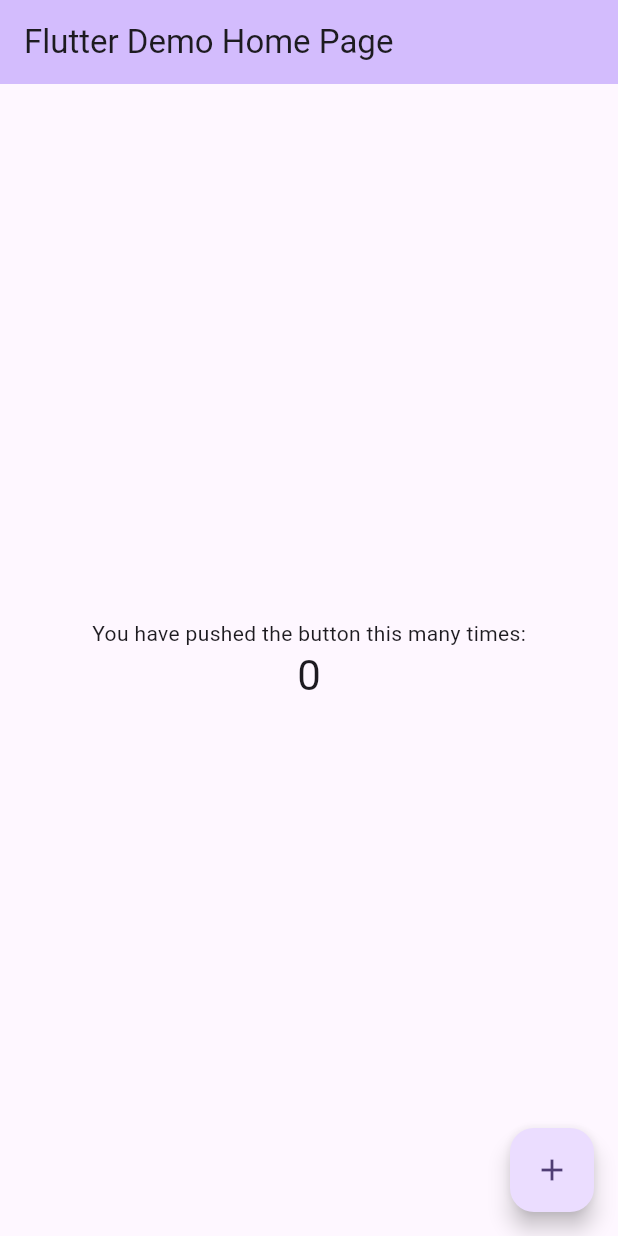
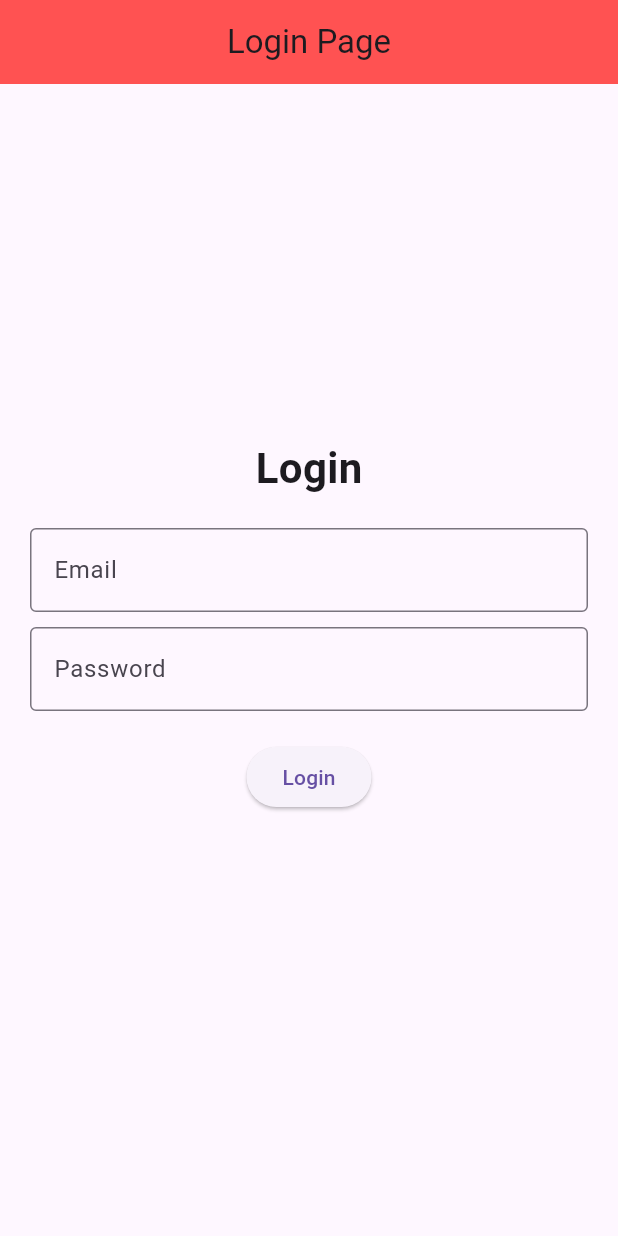
Before and after one commit to Darkmintis/FlutterLab, a Flutter app: the screen it shows after launch, on a phone screen of 412 x 824 dp. Run offline on Flutter 3.47's test engine with Material 3 defaults, Android fonts, the light colour scheme and no system bars.

Commit message:
Add login functionality with UI in LoginPage

```diff
--- /dev/null
+++ b/lib/login_page.dart
@@ -0,0 +1,93 @@
+import 'package:flutter/material.dart';
+
+class LoginPage extends StatefulWidget{
+  @override
+  _LoginPageState createState() => _LoginPageState();
+}
+
+class _LoginPageState extends State<LoginPage>{
+  TextEditingController emailController = TextEditingController();
+  TextEditingController passwordController = TextEditingController();
+
+  String message = "";
+
+  void login(){
+    String email = emailController.text;
+    String password = passwordController.text;
+
+    if (email == "admin" && password == "1234"){
+      setState(() {
+        message = 'login successful';
+      });
+    } else {
+      setState(() {
+      message = 'login failed. Please enter valid email or Password';
+      });
+    }
+  }
+
+  @override
+  Widget build(BuildContext context){
+    return Scaffold(
+      appBar: AppBar(
+        title: Text('Login Page'),
+        centerTitle: true,
+        backgroundColor: Colors.redAccent,
+      ),
+
+      body: Padding(
+        padding: EdgeInsets.all(20),
+
+        child: Column(
+          mainAxisAlignment: MainAxisAlignment.center,
+          children: [
+            Text(
+              'Login',
+              style: TextStyle(
+                fontSize: 28,
+                fontWeight: FontWeight.bold,
+              ),
+            ),
+
+            SizedBox(height: 20),
+
+            TextField(
+              controller: emailController,
+              decoration: InputDecoration(
+                labelText: "Email",
+                border: OutlineInputBorder(),
+              ),
+            ),
+            SizedBox(height: 10),
+            TextField(
+              controller: passwordController,
+              obscureText: true,
+              decoration: InputDecoration(
+                fillColor: Colors.grey,
+                labelText: 'Password',
+                border: OutlineInputBorder(),
+              ),
+            ),
+
+            SizedBox(height: 20),
+
+            ElevatedButton(
+              onPressed: login,
+              child: Text('Login'),
+            ),
+
+            SizedBox(height: 20),
+
+            Text(
+              message,
+              style: TextStyle(
+                fontSize: 18,
+                color: Colors.red,
+              ),
+            ),
+          ],
+        )
+      ),
+    );
+  }
+}
--- a/lib/main.dart
+++ b/lib/main.dart
@@ -1,122 +1,16 @@
 import 'package:flutter/material.dart';
-
-void main() {
-  runApp(const MyApp());
+import 'login_page.dart';
+void main(){
+  runApp(MyApp());
 }
 
 class MyApp extends StatelessWidget {
-  const MyApp({super.key});
-
-  // This widget is the root of your application.
-  @override
-  Widget build(BuildContext context) {
-    return MaterialApp(
-      title: 'Flutter Demo',
-      theme: ThemeData(
-        // This is the theme of your application.
-        //
-        // TRY THIS: Try running your application with "flutter run". You'll see
-        // the application has a purple toolbar. Then, without quitting the app,
-        // try changing the seedColor in the colorScheme below to Colors.green
-        // and then invoke "hot reload" (save your changes or press the "hot
-        // reload" button in a Flutter-supported IDE, or press "r" if you used
-        // the command line to start the app).
-        //
-        // Notice that the counter didn't reset back to zero; the application
-        // state is not lost during the reload. To reset the state, use hot
-        // restart instead.
-        //
-        // This works for code too, not just values: Most code changes can be
-        // tested with just a hot reload.
-        colorScheme: .fromSeed(seedColor: Colors.deepPurple),
-      ),
-      home: const MyHomePage(title: 'Flutter Demo Home Page'),
-    );
-  }
+@override
+Widget build(BuildContext context){
+  return MaterialApp(
+    title: 'Login App',
+    debugShowCheckedModeBanner: false,
+    home: LoginPage(),
+  );
 }
-
-class MyHomePage extends StatefulWidget {
-  const MyHomePage({super.key, required this.title});
-
-  // This widget is the home page of your application. It is stateful, meaning
-  // that it has a State object (defined below) that contains fields that affect
-  // how it looks.
-
-  // This class is the configuration for the state. It holds the values (in this
-  // case the title) provided by the parent (in this case the App widget) and
-  // used by the build method of the State. Fields in a Widget subclass are
-  // always marked "final".
-
-  final String title;
-
-  @override
-  State<MyHomePage> createState() => _MyHomePageState();
 }
-
-class _MyHomePageState extends State<MyHomePage> {
-  int _counter = 0;
-
-  void _incrementCounter() {
-    setState(() {
-      // This call to setState tells the Flutter framework that something has
-      // changed in this State, which causes it to rerun the build method below
-      // so that the display can reflect the updated values. If we changed
-      // _counter without calling setState(), then the build method would not be
-      // called again, and so nothing would appear to happen.
-      _counter++;
-    });
-  }
-
-  @override
-  Widget build(BuildContext context) {
-    // This method is rerun every time setState is called, for instance as done
-    // by the _incrementCounter method above.
-    //
-    // The Flutter framework has been optimized to make rerunning build methods
-    // fast, so that you can just rebuild anything that needs updating rather
-    // than having to individually change instances of widgets.
-    return Scaffold(
-      appBar: AppBar(
-        // TRY THIS: Try changing the color here to a specific color (to
-        // Colors.amber, perhaps?) and trigger a hot reload to see the AppBar
-        // change color while the other colors stay the same.
-        backgroundColor: Theme.of(context).colorScheme.inversePrimary,
-        // Here we take the value from the MyHomePage object that was created by
-        // the App.build method, and use it to set our appbar title.
-        title: Text(widget.title),
-      ),
-      body: Center(
-        // Center is a layout widget. It takes a single child and positions it
-        // in the middle of the parent.
-        child: Column(
-          // Column is also a layout widget. It takes a list of children and
-          // arranges them vertically. By default, it sizes itself to fit its
-          // children horizontally, and tries to be as tall as its parent.
-          //
-          // Column has various properties to control how it sizes itself and
-          // how it positions its children. Here we use mainAxisAlignment to
-          // center the children vertically; the main axis here is the vertical
-          // axis because Columns are vertical (the cross axis would be
-          // horizontal).
-          //
-          // TRY THIS: Invoke "debug painting" (choose the "Toggle Debug Paint"
-          // action in the IDE, or press "p" in the console), to see the
-          // wireframe for each widget.
-          mainAxisAlignment: .center,
-          children: [
-            const Text('You have pushed the button this many times:'),
-            Text(
-              '$_counter',
-              style: Theme.of(context).textTheme.headlineMedium,
-            ),
-          ],
-        ),
-      ),
-      floatingActionButton: FloatingActionButton(
-        onPressed: _incrementCounter,
-        tooltip: 'Increment',
-        child: const Icon(Icons.add),
-      ),
-    );
-  }
-}
```
